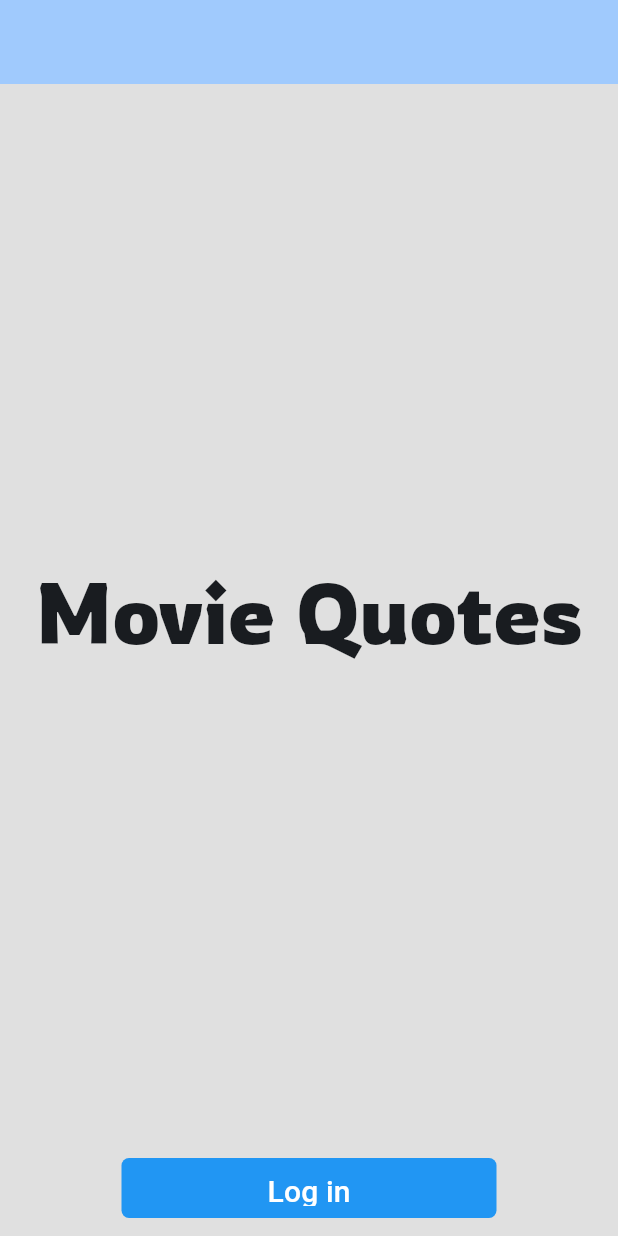
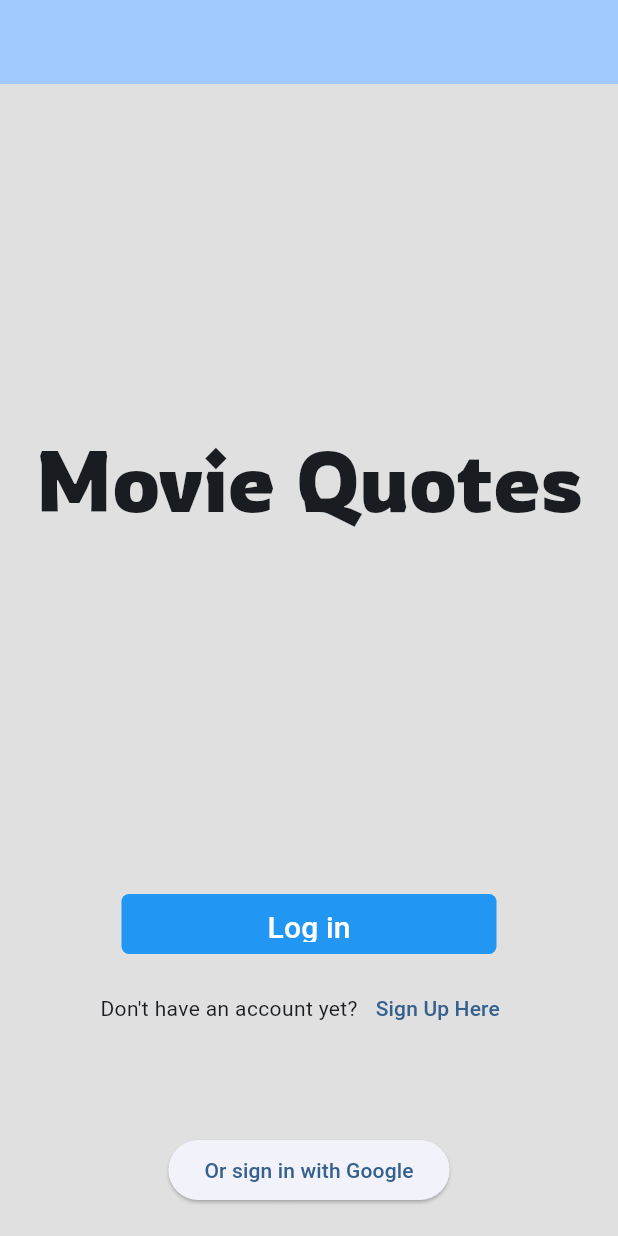
Before and after one commit to CSSE480-Fisher-Fall-2024-2025/MovieQuotes, a Flutter app: the screen it shows after launch, after a tap on "Log in", on a phone screen of 412 x 824 dp. Run offline on Flutter 3.47's test engine with Material 3 defaults, Android fonts, the phone set to English and light mode, and no system bars; our stand-ins replace cloud_firestore, firebase_core, firebase_ui_firestore; accounts and stored records are empty.

Commit message:
login front page UI is good to go!

```diff
--- a/moviequotes/lib/pages/login_front_page.dart
+++ b/moviequotes/lib/pages/login_front_page.dart
@@ -31,10 +31,35 @@ class _LoginFrontPageState extends State<LoginFrontPage> {
             ),
           ),
           SquareButton(
-              displayText: "Log in",
-              onPressCallback: () {
-                print("Login Page: pressed button");
-              })
+            displayText: "Log in",
+            onPressCallback: () {
+              print("TODO: Show the Log in existing user page!");
+            },
+          ),
+          Row(
+            mainAxisAlignment: MainAxisAlignment.center,
+            children: [
+              const Text("Don't have an account yet?"),
+              TextButton(
+                onPressed: () {
+                  print("TODO: Show the Create account page!");
+                },
+                child: const Text("Sign Up Here"),
+              ),
+            ],
+          ),
+          const SizedBox(
+            height: 60.0,
+          ),
+          ElevatedButton(
+            onPressed: () {
+              print("TODO: Show the Firebase Auth UI");
+            },
+            child: const Text("Or sign in with Google"),
+          ),
+          const SizedBox(
+            height: 20.0,
+          ),
         ],
       ),
     );
```
